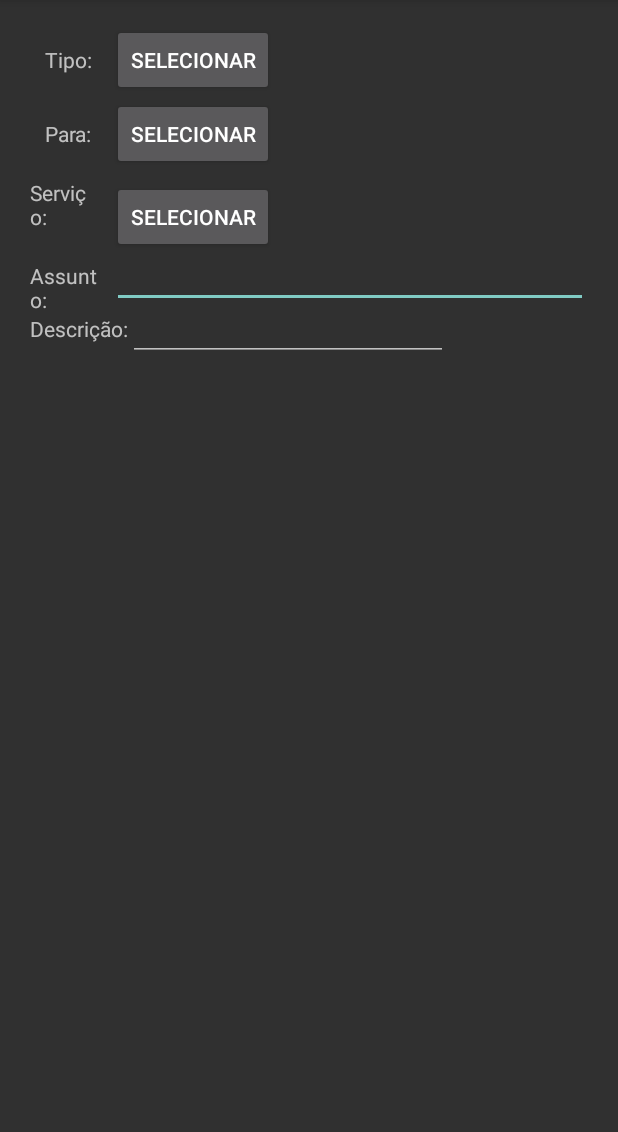
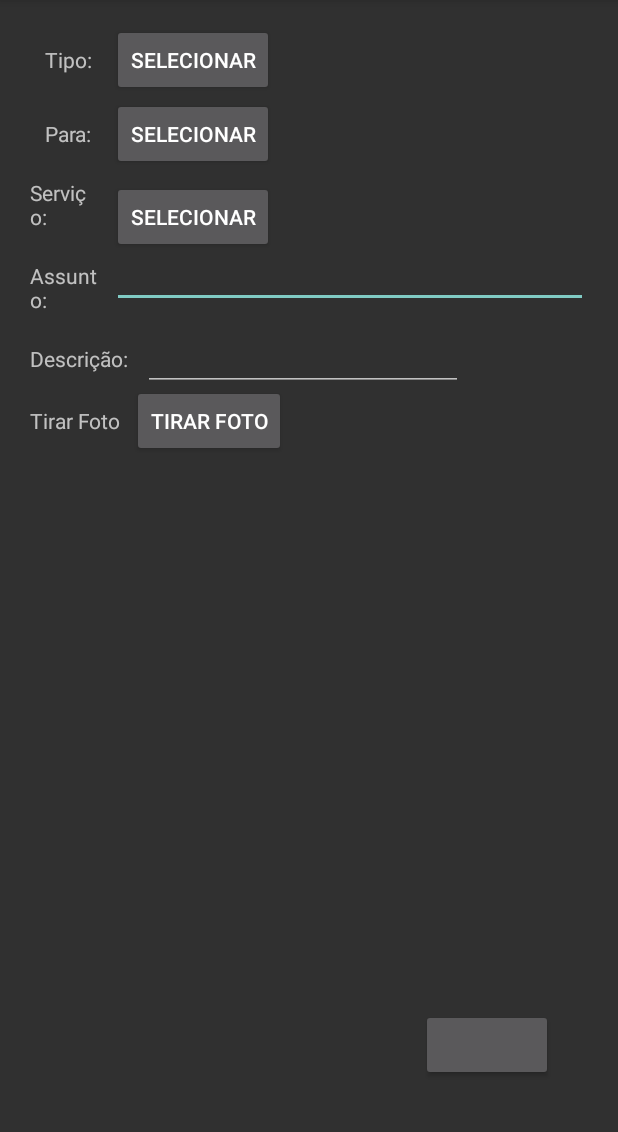
Before and after one commit to pedrohcavalcante/ChamadosProjetoFinal, an Android app: the CadastroSolicitacaoActivity screen opened directly, with no data from a screen before it, on a phone screen of 412 x 824 dp, the part 84-1216 px from its top. Run offline under Robolectric (Android 15) with nearby library versions, the phone set to English and light mode, and no system bars.

Commit message:
finalizacao cadastro. Falta complementar dados e colocar um scroll para caso necessite rolar a tela. Falta montar JSON para envio.

```diff
--- a/app/build.gradle
+++ b/app/build.gradle
@@ -32,6 +32,7 @@ dependencies {
     androidTestImplementation 'com.android.support.test.espresso:espresso-core:3.0.2'
     implementation 'com.google.firebase:firebase-auth:16.0.5'
     implementation 'com.google.firebase:firebase-core:16.0.5'
+    implementation 'com.google.firebase:firebase-storage:16.0.5'
     implementation 'com.android.support:design:28.0.0'
 
 }
--- a/app/src/main/java/com/example/pedrohbcavalcante/chamados/CadastroSolicitacaoActivity.java
+++ b/app/src/main/java/com/example/pedrohbcavalcante/chamados/CadastroSolicitacaoActivity.java
@@ -11,10 +11,14 @@ import android.widget.ImageView;
 import android.widget.TextView;
 import android.widget.Toast;
 
+import org.w3c.dom.Text;
+
 public class CadastroSolicitacaoActivity extends AppCompatActivity {
 
     private static final int REQUEST_IMAGE_CAPTURE = 1;
     TextView tipoProblemaSelec;
+    TextView tipoParaSelec;
+    TextView tipoServicoSelec;
     private ImageView mImageView;
 
     @Override
@@ -22,6 +26,9 @@ public class CadastroSolicitacaoActivity extends AppCompatActivity {
         super.onCreate(savedInstanceState);
         setContentView(R.layout.activity_cadastro_solicitacao);
         tipoProblemaSelec = findViewById(R.id.tipoProbSelecionado);
+        tipoParaSelec = findViewById(R.id.paraSelecionado);
+        tipoServicoSelec = findViewById(R.id.servicoSelecionado);
+        mImageView = findViewById(R.id.image_foto_capturada);
     }
 
     public void selecionarTipoProblema(View view) {
@@ -34,11 +41,27 @@ public class CadastroSolicitacaoActivity extends AppCompatActivity {
     }
 
     public void selecionarPara(View view) {
+        ParaLista.show(getSupportFragmentManager(), new ParaLista.onParaListener() {
+            @Override
+            public void onSelectPara(String text) {
+                tipoParaSelec.setText(text);
+            }
+        });
 
     }
 
     public void selecionarServico(View view) {
 
+        ServicosLista.show(getSupportFragmentManager(), new ServicosLista.onServicoListener() {
+            @Override
+            public void onServicoSelect(String text) {
+                tipoServicoSelec.setText(text);
+            }
+        });
+    }
+
+    public void tirarFoto(View view) {
+        dispatchTakePictureIntent();
     }
 
     private void dispatchTakePictureIntent(){
@@ -56,4 +79,9 @@ public class CadastroSolicitacaoActivity extends AppCompatActivity {
             mImageView.setImageBitmap(imageBitmap);
         }
     }
+
+
+    public void enviarChamado(View view) {
+
+    }
 }
--- a/app/src/main/res/layout/activity_cadastro_solicitacao.xml
+++ b/app/src/main/res/layout/activity_cadastro_solicitacao.xml
@@ -112,7 +112,8 @@
         android:layout_width="wrap_content"
         android:layout_height="wrap_content"
         android:layout_below="@+id/assunto_txt"
-
+        android:layout_marginTop="20dp"
+        android:layout_marginEnd="10dp"
         android:text="Descrição:"
 
         />
@@ -126,4 +127,39 @@
         android:layout_toRightOf="@+id/descricao_txt"
         android:inputType="textMultiLine" />
 
+    <TextView
+        android:id="@+id/image_txt"
+        android:layout_width="wrap_content"
+        android:layout_height="wrap_content"
+        android:layout_below="@+id/descricao_txt"
+        android:layout_alignStart="@+id/servico_txt"
+        android:layout_marginTop="22dp"
+        android:text="Tirar Foto" />
+
+    <Button
+        android:id="@+id/tirar_foto_botao"
+        android:layout_width="wrap_content"
+        android:layout_height="wrap_content"
+        android:layout_alignBaseline="@+id/image_txt"
+        android:layout_marginLeft="7dp"
+        android:layout_toRightOf="@+id/image_txt"
+        android:text="Tirar Foto"
+        android:onClick="tirarFoto"/>
+
+    <ImageView
+        android:id="@+id/image_foto_capturada"
+        android:layout_width="wrap_content"
+        android:layout_height="wrap_content"
+        android:layout_below="@+id/image_txt"/>
+
+    <Button
+        android:layout_width="wrap_content"
+        android:layout_height="wrap_content"
+        android:layout_alignParentEnd="true"
+        android:layout_alignParentBottom="true"
+        android:layout_marginEnd="23dp"
+        android:layout_marginBottom="27dp"
+        android:onClick="enviarChamado"/>
+        "/>
+
 </RelativeLayout>
```
Also changed, not shown: app/src/main/java/com/example/pedrohbcavalcante/chamados/ParaLista.java (added, +44 -0 lines), app/src/main/java/com/example/pedrohbcavalcante/chamados/ServicosLista.java (added, +45 -0 lines).
